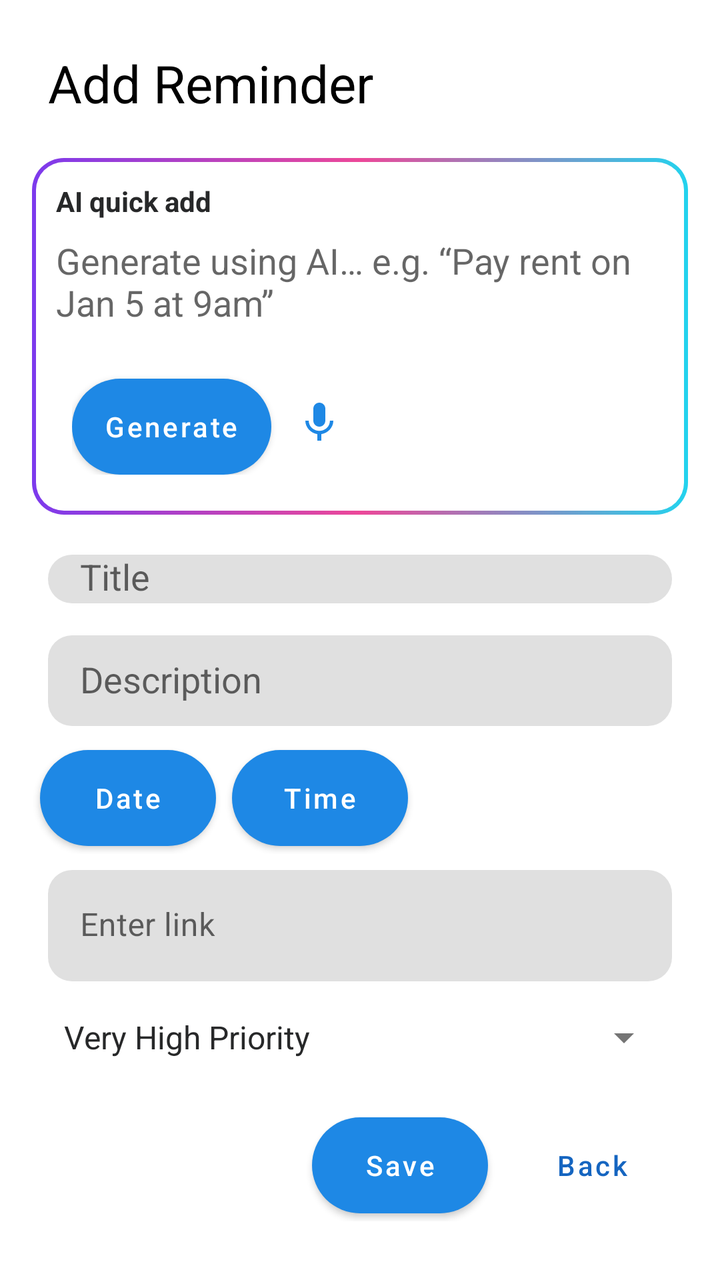
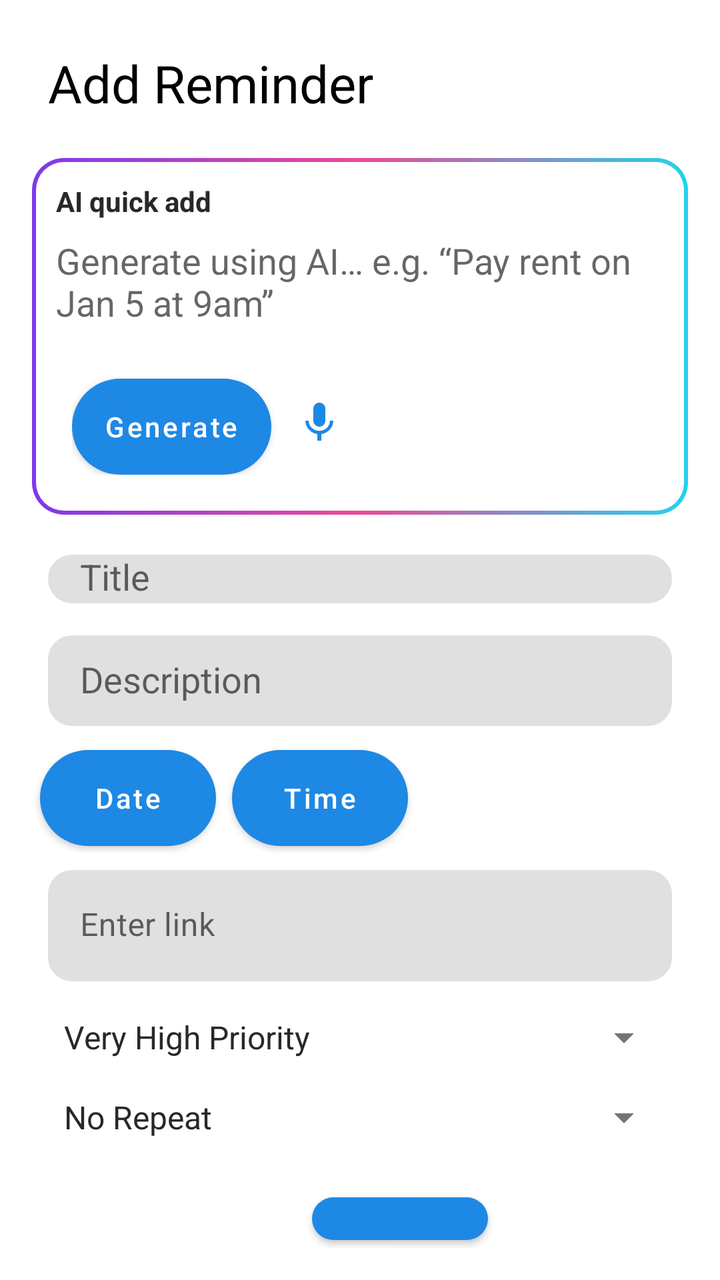

Screens rendered from an Android XML layout before and after an edit, with the pre-edit source and the edit as a unified diff.
<!-- AndroidManifest.xml: application theme Theme.Nudge -->
<!-- res/layout/fragment_reminder.xml -->
<LinearLayout xmlns:android="http://schemas.android.com/apk/res/android"
    android:layout_width="match_parent"
    android:layout_height="match_parent"
    xmlns:app="http://schemas.android.com/apk/res-auto"
    android:orientation="vertical"
    android:padding="16dp">

    <com.google.android.material.progressindicator.LinearProgressIndicator
        android:id="@+id/topLoading"
        android:layout_width="match_parent"
        android:layout_height="4dp"
        android:indeterminate="true"
        android:visibility="gone"
        android:layout_marginBottom="8dp" />

    <TextView
        android:id="@+id/pageTitle"
        android:layout_width="wrap_content"
        android:layout_height="wrap_content"
        android:textSize="26sp"
        android:text="Add Reminder"
        android:layout_margin="8dp"
        android:textColor="?attr/colorOnSurface"/>


    
    <LinearLayout
        android:id="@+id/aiBox"
        android:layout_width="match_parent"
        android:layout_height="wrap_content"
        android:layout_marginTop="12dp"
        android:padding="12dp"
        android:orientation="vertical"
        android:background="@drawable/bg_ai_gradient">

        <TextView
            android:layout_width="wrap_content"
            android:layout_height="wrap_content"
            android:text="AI quick add"
            android:textStyle="bold"
            android:textColor="@color/colorTextPrimary"
            android:textSize="14sp" />

        <EditText
            android:id="@+id/aiInputEditText"
            android:layout_width="match_parent"
            android:layout_height="wrap_content"
            android:layout_marginTop="8dp"
            android:hint="Generate using AI… e.g. “Pay rent on Jan 5 at 9am”"
            android:textColor="@android:color/white"
            android:background="@android:color/transparent"
            android:inputType="textCapSentences|textMultiLine"
            android:minLines="2"
            android:maxLines="4" />
        <LinearLayout
            android:id="@+id/aiActionBox"
            android:layout_width="match_parent"
            android:layout_height="wrap_content"
            android:layout_marginTop="8dp"
            android:padding="8dp"
            android:orientation="horizontal">
            <Button
                android:id="@+id/aiGenerateButton"
                android:layout_width="wrap_content"
                android:layout_height="wrap_content"
                android:layout_marginTop="10dp"
                android:text="Generate"
                android:textAllCaps="false"
                android:background="@drawable/rounded_corner"
                android:backgroundTint="#FFFFFF" />
            <ImageButton
                android:id="@+id/voiceButton"
                android:layout_width="48dp"
                android:layout_height="48dp"
                android:layout_marginTop="8dp"
                android:background="?attr/selectableItemBackgroundBorderless"
                android:contentDescription="Start recording"
                android:src="@drawable/ic_mic"
                app:tint="@color/mic_tint" />
        </LinearLayout>
    </LinearLayout>

    <com.google.android.material.textfield.TextInputLayout
        android:layout_width="match_parent"
        android:layout_height="wrap_content"
        android:layout_marginTop="20dp"
        android:layout_marginStart="8dp"
        android:layout_marginEnd="8dp"
        android:layout_marginBottom="8dp"
        android:hint="Title"
        style="@style/Widget.MaterialComponents.TextInputLayout.FilledBox"
        app:boxCornerRadiusTopStart="12dp"
        app:boxCornerRadiusTopEnd="12dp"
        app:boxCornerRadiusBottomStart="12dp"
        app:boxCornerRadiusBottomEnd="12dp"
        app:boxStrokeWidth="0dp"
        app:boxStrokeWidthFocused="0dp">
        <com.google.android.material.textfield.MaterialAutoCompleteTextView
            android:id="@+id/titleEditText"
            android:layout_width="match_parent"
            android:layout_height="wrap_content"
            android:paddingStart="16dp" />
    </com.google.android.material.textfield.TextInputLayout>

    <com.google.android.material.textfield.TextInputLayout
        android:layout_width="match_parent"
        android:layout_height="wrap_content"
        android:layout_margin="8dp"
        android:hint="Description"
        style="@style/Widget.MaterialComponents.TextInputLayout.FilledBox"
        app:boxCornerRadiusTopStart="12dp"
        app:boxCornerRadiusTopEnd="12dp"
        app:boxCornerRadiusBottomStart="12dp"
        app:boxCornerRadiusBottomEnd="12dp"
        app:boxStrokeWidth="0dp"
        app:boxStrokeWidthFocused="0dp">
        <com.google.android.material.textfield.MaterialAutoCompleteTextView
            android:id="@+id/descriptionEditText"
            android:layout_width="match_parent"
            android:layout_height="wrap_content"
            android:paddingStart="16dp"
            android:inputType="textCapSentences|textMultiLine"
            android:minLines="2" />
    </com.google.android.material.textfield.TextInputLayout>

    <LinearLayout
        android:layout_width="wrap_content"
        android:layout_height="wrap_content"
        android:orientation="horizontal"
        android:gravity="center_vertical">
        <Button
            android:id="@+id/dateButton"
            android:layout_width="match_parent"
            android:layout_height="wrap_content"
            android:background="@drawable/rounded_corner"
            android:layout_margin="4dp"
            android:textAllCaps="false"
            android:text="Date" />

        <Button
            android:id="@+id/timeButton"
            android:layout_width="match_parent"
            android:layout_height="wrap_content"
            android:background="@drawable/rounded_corner"
            android:layout_margin="4dp"
            android:textAllCaps="false"
            android:text="Time" />
    </LinearLayout>

    <EditText
        android:id="@+id/idEditText"
        android:layout_width="match_parent"
        android:layout_height="wrap_content"
        android:visibility="gone"
        android:layout_margin="8dp" />

    <com.google.android.material.textfield.TextInputLayout
        android:layout_width="match_parent"
        android:layout_height="wrap_content"
        android:layout_margin="8dp"
        android:hint="Enter link"
        style="@style/Widget.MaterialComponents.TextInputLayout.FilledBox"
        app:boxCornerRadiusTopStart="12dp"
        app:boxCornerRadiusTopEnd="12dp"
        app:boxCornerRadiusBottomStart="12dp"
        app:boxCornerRadiusBottomEnd="12dp"
        app:boxStrokeWidth="0dp"
        app:boxStrokeWidthFocused="0dp">
        <com.google.android.material.textfield.TextInputEditText
            android:id="@+id/linkEditText"
            android:paddingStart="16dp"
            android:layout_width="match_parent"
            android:layout_height="wrap_content"
            android:singleLine="true"
            android:imeOptions="actionDone"
            android:inputType="textUri" />
    </com.google.android.material.textfield.TextInputLayout>

    <EditText
        android:id="@+id/passwordEditText"
        android:layout_width="match_parent"
        android:layout_height="wrap_content"
        android:hint="Enter key"
        android:visibility="gone"
        android:inputType="textPassword"
        android:singleLine="true"
        android:layout_margin="8dp"
        android:imeOptions="actionDone" />

    <Spinner
        android:id="@+id/prioritySpinner"
        android:layout_width="match_parent"
        android:layout_height="wrap_content"
        android:layout_margin="8dp"
        android:entries="@array/priority_array" />

    <Spinner
        android:id="@+id/snoozeSpinner"
        android:layout_width="match_parent"
        android:layout_height="wrap_content"
        android:layout_margin="8dp"
        android:visibility="gone"
        android:entries="@array/snooze_array" />

    <LinearLayout
        android:layout_width="match_parent"
        android:layout_height="wrap_content"
        android:layout_marginTop="16dp"
        android:orientation="horizontal"
        android:gravity="end|center_vertical">
        <Button
            android:id="@+id/saveButton"
            android:layout_width="wrap_content"
            android:layout_height="wrap_content"
            android:background="@drawable/rounded_corner"
            android:layout_margin="4dp"
            android:textAllCaps="false"
            android:text="Save" />

        <Button
            android:id="@+id/goBackButton"
            style="@style/Widget.MaterialComponents.Button.TextButton"
            android:layout_width="wrap_content"
            android:layout_height="wrap_content"
            android:text="Back"
            android:textAllCaps="false"
            android:textColor="@color/colorPrimaryDark"
            android:layout_margin="4dp"
            android:layout_gravity="center" />
    </LinearLayout>

</LinearLayout>
<!-- resources referenced by this layout -->
<resources>
  <string-array name="priority_array">
          <item>Very High Priority</item>
          <item>High Priority</item>
          <item>Medium Priority</item>
          <item>Low Priority</item>
      </string-array>
  <string-array name="snooze_array">
          <item>One Reminder</item>
          <item>Two Reminders</item>
          <item>Three Reminders</item>
      </string-array>
  <color name="colorPrimaryDark">#1565C0</color>
  <color name="colorTextPrimary">#272829</color>
  <!-- drawable bg_ai_gradient (drawable) -->
  <layer-list xmlns:android="http://schemas.android.com/apk/res/android">
  
      
      <item>
          <shape android:shape="rectangle">
              <corners android:radius="16dp" />
              <gradient
                  android:type="linear"
                  android:angle="0"
                  android:startColor="#7C3AED"
                  android:centerColor="#EC4899"
                  android:endColor="#22D3EE" />
          </shape>
      </item>
  
      
      <item
          android:left="2dp"
          android:top="2dp"
          android:right="2dp"
          android:bottom="2dp">
          <shape android:shape="rectangle">
              <corners android:radius="14dp" />
              <solid android:color="?attr/colorSurface" />
          </shape>
      </item>
  
  </layer-list>
  <!-- drawable ic_mic (drawable) -->
  <vector xmlns:android="http://schemas.android.com/apk/res/android" android:height="24dp" android:tint="#FFFFFF" android:viewportHeight="24" android:viewportWidth="24" android:width="24dp">
        
      <path android:fillColor="@android:color/white" android:pathData="M12,14c1.66,0 2.99,-1.34 2.99,-3L15,5c0,-1.66 -1.34,-3 -3,-3S9,3.34 9,5v6c0,1.66 1.34,3 3,3zM17.3,11c0,3 -2.54,5.1 -5.3,5.1S6.7,14 6.7,11L5,11c0,3.41 2.72,6.23 6,6.72L11,21h2v-3.28c3.28,-0.48 6,-3.3 6,-6.72h-1.7z"/>
      
  </vector>
  <!-- drawable rounded_corner (drawable) -->
  <shape xmlns:android="http://schemas.android.com/apk/res/android">
      <solid android:color="@color/white" />
      <corners android:radius="30dp" />
  </shape>
  <style name="Theme.Nudge" parent="Theme.MaterialComponents.DayNight.NoActionBar">
          
          <item name="colorPrimary">@color/colorPrimary</item>
          <item name="colorPrimaryVariant">@color/colorPrimaryDark</item>
          <item name="colorOnPrimary">@color/white</item>
          
          <item name="colorSecondary">@color/colorAccent</item>
          <item name="colorSecondaryVariant">@color/colorAccent</item>
          <item name="colorOnSecondary">@color/black</item>
          
          <item name="android:colorBackground">@color/colorBackground</item>
          
          <item name="android:textColorPrimary">@color/colorTextPrimary</item>
          <item name="android:textColorSecondary">@color/colorTextSecondary</item>
          
          <item name="android:windowBackground">@color/colorBackground</item>
          <item name="android:statusBarColor">@color/colorTheme</item>
      </style>
  <color name="white">#FFFFFFFF</color>
  <color name="colorPrimary">#1E88E5</color>
  <color name="colorAccent">#B0B0B0</color>
  <color name="black">#FF000000</color>
  <color name="colorBackground">#FFFFFF</color>
  <color name="colorTextSecondary">#757575</color>
  <color name="colorTheme">#58CBFF</color>
</resources>

<!-- the commit's change to res/layout/fragment_reminder.xml (unified diff, before → after) -->
@@ -195,6 +195,13 @@
         android:entries="@array/priority_array" />
 
     <Spinner
+        android:id="@+id/repeatSpinner"
+        android:layout_width="match_parent"
+        android:layout_height="wrap_content"
+        android:layout_margin="8dp"
+        android:entries="@array/repeat_array" />
+
+    <Spinner
         android:id="@+id/snoozeSpinner"
         android:layout_width="match_parent"
         android:layout_height="wrap_content"
<!-- resource entries referenced after the edit -->
@@ -5,6 +5,11 @@
           <item>High Priority</item>
           <item>Medium Priority</item>
           <item>Low Priority</item>
+      </string-array>
+  <string-array name="repeat_array">
+          <item>No Repeat</item>
+          <item>Weekly</item>
+          <item>Biweekly</item>
       </string-array>
   <string-array name="snooze_array">
           <item>One Reminder</item>
